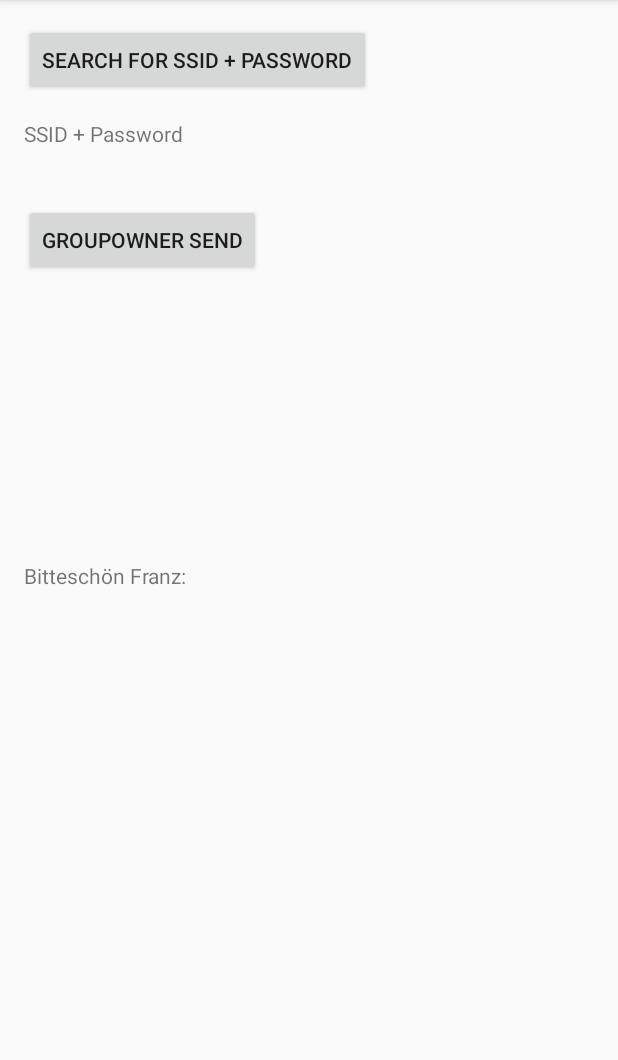
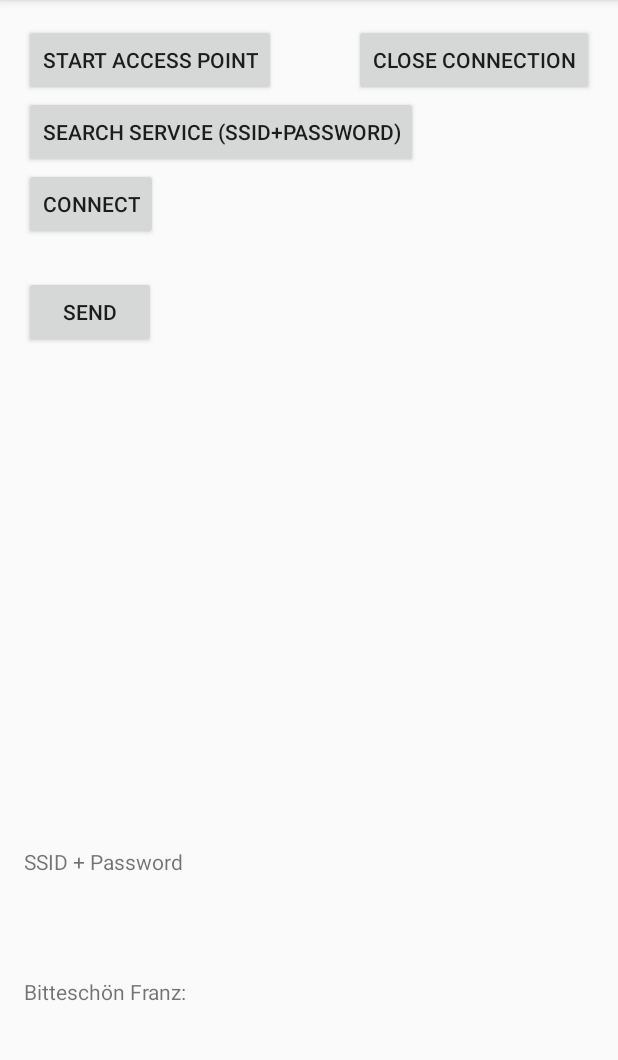
Before and after one commit to manuelgr0/DS_Project4, an Android app: the screen it shows after launch (MainActivity), on a phone screen of 412 x 824 dp, the part 84-1144 px from its top. Run offline under Robolectric (Android 15) with nearby library versions, the phone set to English and light mode, and no system bars.

Commit message:
fgdsfgsdfgsdfg
qweqwef

```diff
--- a/API/MyWifiMesh-master/WifiMesh/app/src/main/java/com/example/manuel/wifimesh/WifiServiceSearcher.java
+++ b/API/MyWifiMesh-master/WifiMesh/app/src/main/java/com/example/manuel/wifimesh/WifiServiceSearcher.java
@@ -189,7 +189,7 @@ public class WifiServiceSearcher  implements WifiP2pManager.ChannelListener{
                             public void onFailure(int reason) {Log.d(TAG, "Starting service discovery failed, error code " + reason);}
                         });
                     }
-                }, 1000);
+                }, 1500);
             }
 
             public void onFailure(int reason) {
--- a/API/MyWifiMesh-master/WifiMesh/app/src/main/res/layout/activity_main.xml
+++ b/API/MyWifiMesh-master/WifiMesh/app/src/main/res/layout/activity_main.xml
@@ -11,20 +11,44 @@
     tools:context="com.example.manuel.wifimesh.MainActivity">
 
     <Button
-        android:text="Search for SSID + Password"
+        android:text="Start Access Point"
         android:layout_width="wrap_content"
         android:layout_height="wrap_content"
         android:id="@+id/button1"
         android:layout_alignParentTop="true"
+        android:layout_alignStart="@+id/textView2" />
+
+    <Button
+        android:text="Search Service (SSID+password)"
+        android:layout_width="wrap_content"
+        android:layout_height="wrap_content"
+        android:id="@+id/button2"
+        android:layout_below="@+id/button1"
         android:layout_alignParentStart="true" />
+
+    <Button
+        android:text="Close Connection"
+        android:layout_width="wrap_content"
+        android:layout_height="wrap_content"
+        android:id="@+id/button5"
+        android:layout_alignParentTop="true"
+        android:layout_alignParentEnd="true" />
 
     <TextView
         android:text="SSID + Password"
         android:layout_width="wrap_content"
         android:layout_height="wrap_content"
         android:id="@+id/textView2"
-        android:layout_marginTop="15dp"
-        android:layout_below="@+id/button1"
+        android:layout_above="@+id/textView3"
+        android:layout_alignParentStart="true"
+        android:layout_marginBottom="67dp" />
+
+    <Button
+        android:text="Connect"
+        android:layout_width="wrap_content"
+        android:layout_height="wrap_content"
+        android:id="@+id/button3"
+        android:layout_below="@+id/button2"
         android:layout_alignParentStart="true" />
 
     <TextView
@@ -32,15 +56,16 @@
         android:layout_width="wrap_content"
         android:layout_height="wrap_content"
         android:id="@+id/textView3"
-        android:layout_centerVertical="true"
+        android:layout_marginBottom="81dp"
+        android:layout_alignParentBottom="true"
         android:layout_alignParentStart="true" />
 
     <Button
-        android:text="Groupowner send"
+        android:text="Send"
         android:layout_width="wrap_content"
         android:layout_height="wrap_content"
-        android:id="@+id/button2"
-        android:layout_below="@+id/textView2"
+        android:id="@+id/button4"
+        android:layout_below="@+id/button3"
         android:layout_alignParentStart="true"
-        android:layout_marginTop="37dp" />
+        android:layout_marginTop="24dp" />
 </RelativeLayout>
```
Also changed, not shown: API/MyWifiMesh-master/WifiMesh/app/src/main/java/com/example/manuel/wifimesh/ClientSocketHandler.java (+13 -3 lines), API/MyWifiMesh-master/WifiMesh/app/src/main/java/com/example/manuel/wifimesh/GroupOwnerSocketHandler.java (+9 -2 lines), API/MyWifiMesh-master/WifiMesh/app/src/main/java/com/example/manuel/wifimesh/MainActivity.java (+114 -38 lines), API/Test/build.gradle (+1 -1 lines).
